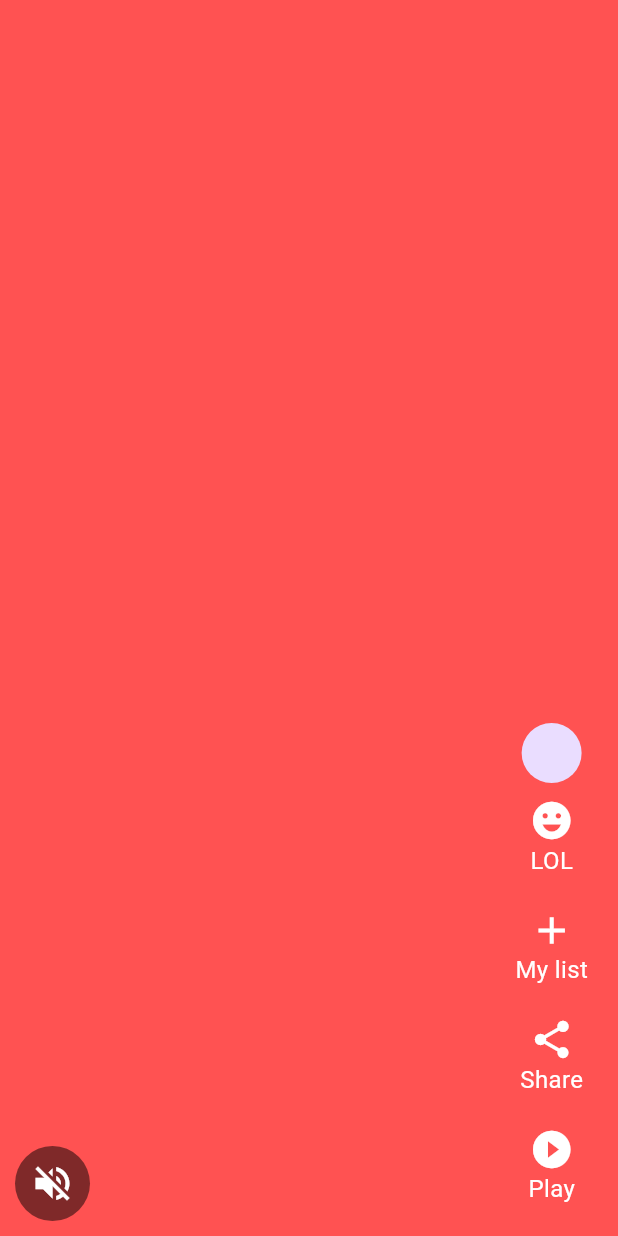
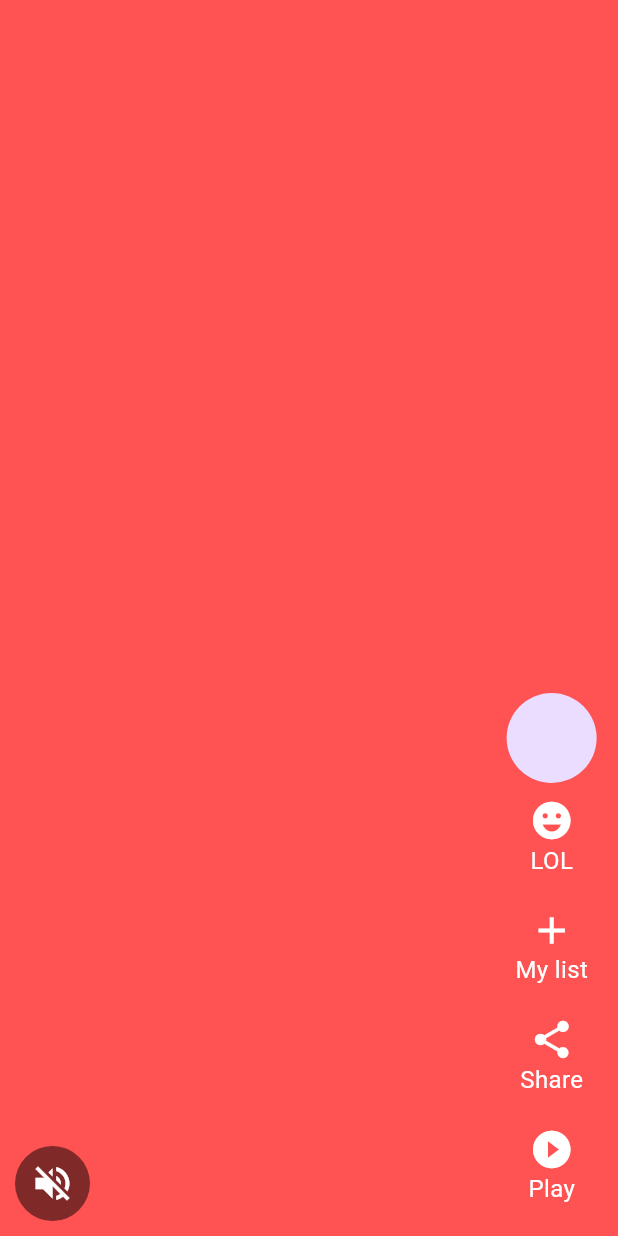
Before and after one commit to Ishaqsah/Netflix_sample, a Flutter app: the VideoListItem widget shown alone on an empty page, opened directly with empty values, on a phone screen of 412 x 824 dp. Run offline on Flutter 3.47's test engine with Material 3 defaults, Android fonts, the phone set to English and light mode, and no system bars; our stand-ins replace bloc, bordered_text, dartz, dio, flutter_bloc, freezed_annotation and 3 more; network calls fail.

Commit message:
fast laugh ciecular avatar done

```diff
--- /dev/null
+++ b/lib/application/fast_laugh/fast_laugh_event.dart
@@ -0,0 +1,6 @@
+part of 'fast_laugh_bloc.dart';
+
+@freezed
+class FastLaughEvent with _$FastLaughEvent {
+  const factory FastLaughEvent.initialize() = Initialize;
+}
--- /dev/null
+++ b/lib/application/fast_laugh/fast_laugh_state.dart
@@ -0,0 +1,16 @@
+part of 'fast_laugh_bloc.dart';
+
+@freezed
+class FastLaughState with _$FastLaughState {
+  const factory FastLaughState({
+    required List<DownloadsModels> videolist,
+    required bool isLoading,
+    required bool isError,
+  }) = _Initial;
+
+  factory FastLaughState.initial() => FastLaughState(
+        videolist: [],
+        isLoading: true,
+        isError: false,
+      );
+}
--- a/lib/main.dart
+++ b/lib/main.dart
@@ -1,6 +1,7 @@
 import 'package:flutter/material.dart';
 import 'package:flutter_bloc/flutter_bloc.dart';
 import 'package:netflixapp/application/downloads_bloc/downloads_bloc.dart';
+import 'package:netflixapp/application/fast_laugh/fast_laugh_bloc.dart';
 import 'package:netflixapp/application/search/search_bloc.dart';
 import 'package:netflixapp/core/colors/colors.dart';
 import 'package:netflixapp/domain/core/Di/dependency_injection.dart';
@@ -24,6 +25,10 @@ class MyApp extends StatelessWidget {
         BlocProvider(
           create: (ctxx) => getit<SearchBloc>(),
 
+        ),
+          BlocProvider(
+          create: (ctxx) => getit<FastLaughBloc>(),
+
         )
       ],
       child: MaterialApp(
--- a/lib/presentation/fast_laugh/widget/video_list_item.dart
+++ b/lib/presentation/fast_laugh/widget/video_list_item.dart
@@ -1,5 +1,26 @@
 import 'package:flutter/material.dart';
+import 'package:netflixapp/core/Url%20&%20Strings/url_strings.dart';
 import 'package:netflixapp/core/colors/colors.dart';
+import 'package:netflixapp/domain/downloads/models/downloadmodel.dart';
+
+class Videolistiteminheritege extends InheritedWidget {
+  final Widget widget;
+  final DownloadsModels moviedata;
+
+ const Videolistiteminheritege(
+      {Key? key, required this.widget, required this.moviedata})
+      : super(key: key,   child: widget);
+
+  @override
+  bool updateShouldNotify(covariant Videolistiteminheritege oldWidget) {
+    return oldWidget.moviedata != moviedata;
+  }
+
+  static Videolistiteminheritege? of(BuildContext context) {
+    return context
+        .dependOnInheritedWidgetOfExactType<Videolistiteminheritege>();
+  }
+}
 
 class VideoListItem extends StatelessWidget {
   const VideoListItem({super.key, required this.index});
@@ -8,6 +29,10 @@ class VideoListItem extends StatelessWidget {
 
   @override
   Widget build(BuildContext context) {
+
+    final posterpath = Videolistiteminheritege.of(context)?.moviedata.posterPath;
+
+
     return Stack(
       children: [
         Container(
@@ -16,7 +41,7 @@ class VideoListItem extends StatelessWidget {
         Align(
             alignment: Alignment.bottomLeft,
             child: Padding(
-              padding: EdgeInsets.all(10),
+              padding: const EdgeInsets.all(10),
               child: Row(
                 crossAxisAlignment: CrossAxisAlignment.end,
                 mainAxisAlignment: MainAxisAlignment.spaceBetween,
@@ -25,7 +50,7 @@ class VideoListItem extends StatelessWidget {
                   CircleAvatar(
                       radius: 25,
                       backgroundColor: Colors.black.withOpacity(0.5),
-                      child: Center(
+                      child: const Center(
                           child: Icon(
                         Icons.volume_off,
                         size: 30,
@@ -34,10 +59,13 @@ class VideoListItem extends StatelessWidget {
 
                   // right side
 
-                  Column(
+                   Column(
                     mainAxisAlignment: MainAxisAlignment.end,
                     children: [
-                      CircleAvatar(),
+                      CircleAvatar(
+                        radius: 30,
+                        backgroundImage: posterpath == null ?null:  NetworkImage("$imageUpendUrl$posterpath" ,),
+                      ),
                       videoActionWidget(
                           icons: Icons.emoji_emotions, title: 'LOL'),
                       videoActionWidget(icons: Icons.add, title: 'My list'),
@@ -73,7 +101,7 @@ class videoActionWidget extends StatelessWidget {
           ),
           Text(
             title,
-            style: TextStyle(fontSize: 16),
+            style: const TextStyle(fontSize: 16),
           ),
         ],
       ),
```
Also changed, not shown: lib/application/fast_laugh/fast_laugh_bloc.dart (added, +53 -0 lines), lib/presentation/fast_laugh/fast_laugh_screen.dart (+32 -4 lines), lib/application/fast_laugh/fast_laugh_bloc.freezed.dart (added), lib/domain/core/Di/dependency_injection.config.dart.
